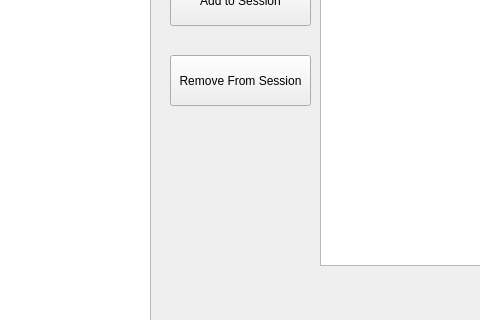
Before: the Qt Designer form libraries/CreateSession/view/SessionCreator.ui in hadriencaron/rexeno, drawn with Qt 5; both pictures show x 140 to 620 and y 125 to 445 of the 800 by 600 pixel window.
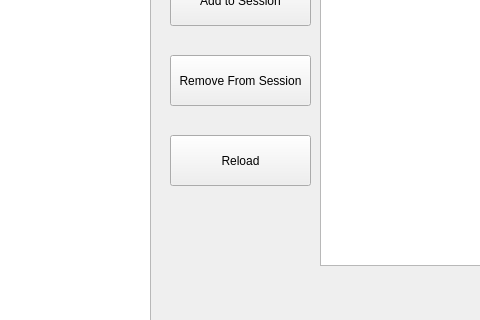
After: the same form once the commit is applied.

Diff of the .ui file:
```diff
--- a/libraries/CreateSession/view/SessionCreator.ui
+++ b/libraries/CreateSession/view/SessionCreator.ui
@@ -112,6 +112,19 @@
      <string>Session</string>
     </property>
    </widget>
+   <widget class="QPushButton" name="reloadButton">
+    <property name="geometry">
+     <rect>
+      <x>310</x>
+      <y>260</y>
+      <width>141</width>
+      <height>51</height>
+     </rect>
+    </property>
+    <property name="text">
+     <string>Reload</string>
+    </property>
+   </widget>
   </widget>
   <widget class="QMenuBar" name="menubar">
    <property name="geometry">
```
Left out of the diff: 4 changed lines with no effect on the pictures.
